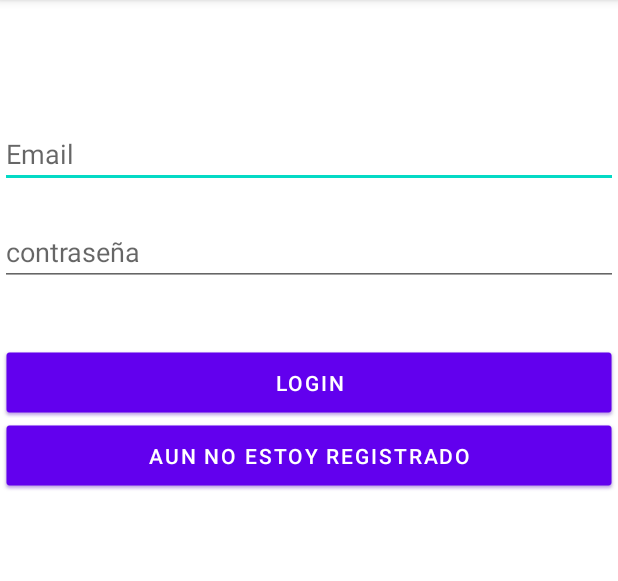
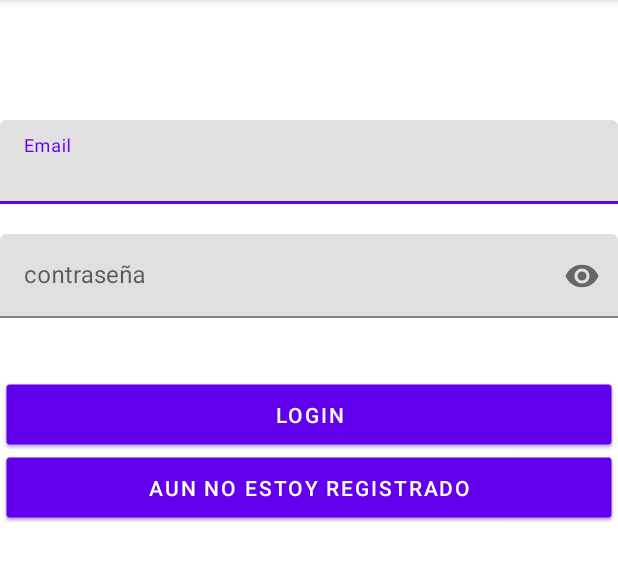
Before and after one commit to jorgeiras/parkingAlert, an Android app: the screen it shows after launch (LoginActivity), on a phone screen of 412 x 824 dp, the part 84-665 px from its top. Run offline under Robolectric (Android 15) with nearby library versions, the phone set to English and light mode, and no system bars; our stand-ins replace Firebase (no records; nobody signed in at launch, a user with empty details on screens opened directly).

Commit message:
Cambio en la vista del login del usuario para ocultar la contraseña al escribirla y cambio de usar la base de datos Real Time Database a Firestore.

```diff
--- a/app/src/main/java/com/example/parkingalert/LoginActivity.java
+++ b/app/src/main/java/com/example/parkingalert/LoginActivity.java
@@ -33,7 +33,6 @@ public class LoginActivity extends AppCompatActivity {
     private String password;
 
     FirebaseAuth firebase;
-    DatabaseReference db;
 
 
 
@@ -53,7 +52,6 @@ public class LoginActivity extends AppCompatActivity {
 
 
         firebase = FirebaseAuth.getInstance();
-        db = FirebaseDatabase.getInstance().getReference();
 
         ButtonLogin.setOnClickListener(new View.OnClickListener() {
             @Override
@@ -88,7 +86,7 @@ public class LoginActivity extends AppCompatActivity {
 /*TODO PONER LOGO Y TEXTO DE INICIAR SESION*/
 /*TODO VER SI ES NECESARIO PONER EN UNA VARIABLE EL USUARIO LOGEADO*/
     public void login(){
-        firebase.signInWithEmailAndPassword(email, password).addOnCompleteListener(new OnCompleteListener<AuthResult>() {
+        firebase.signInWithEmailAndPassword(email.trim(), password.trim()).addOnCompleteListener(new OnCompleteListener<AuthResult>() {
             @Override
             public void onComplete(@NonNull Task<AuthResult> task) {
                 if(task.isSuccessful()){
--- a/app/src/main/res/layout/activity_login.xml
+++ b/app/src/main/res/layout/activity_login.xml
@@ -8,19 +8,36 @@
     android:orientation="vertical">
 
 
-
-    <EditText
-        android:id="@+id/editTextEmail"
+    <com.google.android.material.textfield.TextInputLayout
         android:layout_width="match_parent"
         android:layout_height="wrap_content"
-        android:layout_marginTop="80dp"
-        android:hint="Email"></EditText>
-    <EditText
-        android:id="@+id/editTextPassword"
+        app:endIconTint="@color/white">
+        <com.google.android.material.textfield.TextInputEditText
+            android:id="@+id/editTextEmail"
+            android:layout_width="match_parent"
+            android:layout_height="wrap_content"
+            android:layout_marginTop="80dp"
+            android:hint="Email"></com.google.android.material.textfield.TextInputEditText>
+
+    </com.google.android.material.textfield.TextInputLayout>
+
+    <com.google.android.material.textfield.TextInputLayout
         android:layout_width="match_parent"
         android:layout_height="wrap_content"
-        android:layout_marginTop="20dp"
-        android:hint="contraseña"></EditText>
+        app:endIconTint="@color/white"
+        app:passwordToggleEnabled="true">
+
+        <com.google.android.material.textfield.TextInputEditText
+            android:id="@+id/editTextPassword"
+            android:layout_width="match_parent"
+            android:layout_height="wrap_content"
+            android:layout_marginTop="20dp"
+            android:hint="contraseña"
+            android:inputType="textPassword"
+            ></com.google.android.material.textfield.TextInputEditText>
+
+    </com.google.android.material.textfield.TextInputLayout>
+
 
     <LinearLayout
         android:layout_width="match_parent"
```
